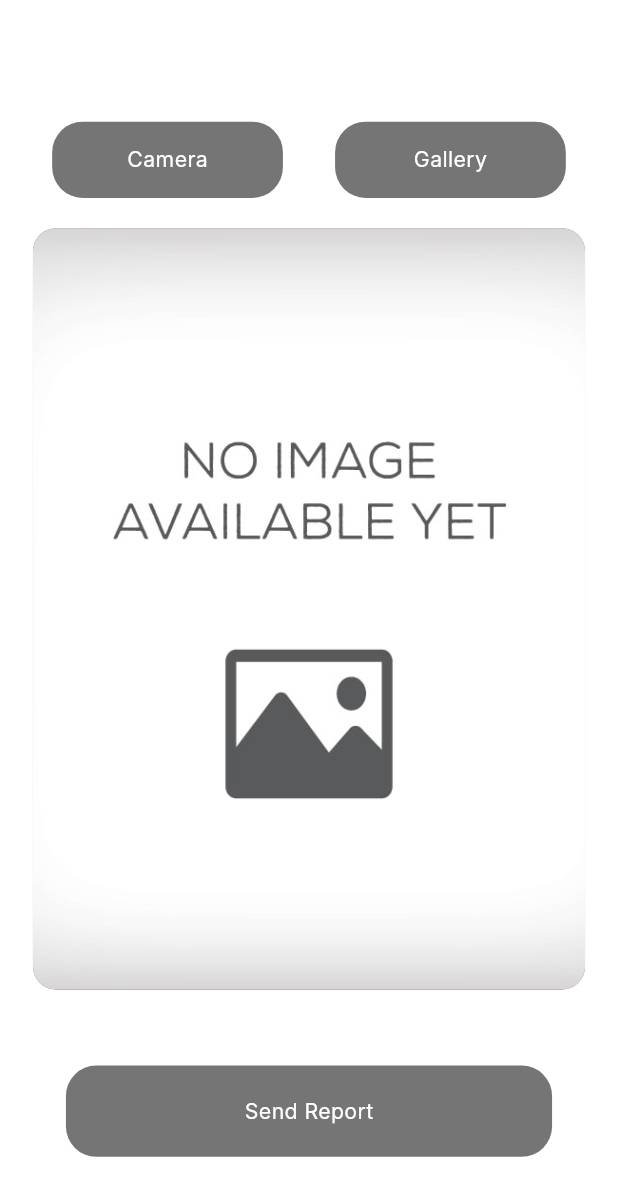
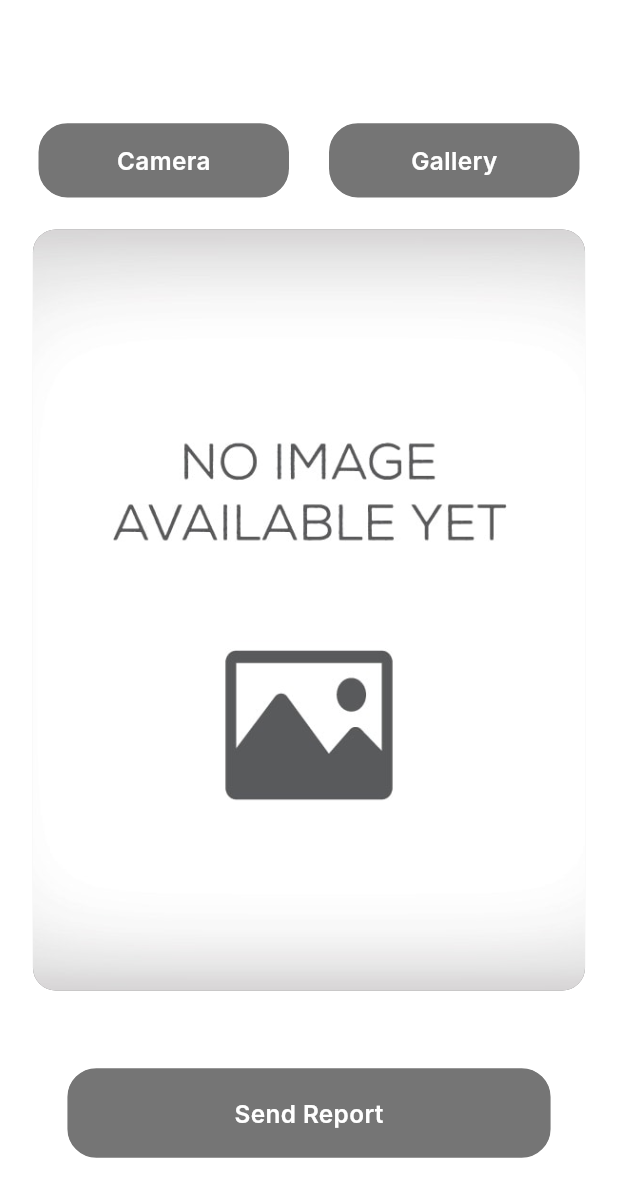
Before and after one commit to IbrahimElbazz/Brainpulse, a Flutter app: the GetImageBody screen opened directly, on a phone screen of 412 x 824 dp. Shown: the top 1197 px of the screen. Run offline on Flutter 3.47's test engine with Material 3 defaults, Android fonts, the phone set to English and light mode, and no system bars; our stand-ins replace animated_text_kit, dio, flutter_bloc, flutter_screenutil, flutter_svg, freezed_annotation and 7 more; generated files the repository leaves out were written again; Roboto replaces fonts that are missing (Inter).

```diff
--- /dev/null
+++ b/devtools_options.yaml
@@ -0,0 +1,3 @@
+description: This file stores settings for Dart & Flutter DevTools.
+documentation: https://docs.flutter.dev/tools/devtools/extensions#configure-extension-enablement-states
+extensions:
--- a/lib/core/Theming/text_style.dart
+++ b/lib/core/Theming/text_style.dart
@@ -34,6 +34,12 @@ class TextStyleApp {
     fontFamily: 'Inter',
     fontWeight: FontWeight.w400,
   );
+  static TextStyle font16weight600colorGrey = TextStyle(
+    color: ColorsApp.grey,
+    fontSize: 16.sp,
+    fontFamily: 'Inter',
+    fontWeight: FontWeight.w600,
+  );
   static TextStyle font12weight400colorGrey = TextStyle(
     color: ColorsApp.grey,
     fontSize: 12.sp,
@@ -51,4 +57,10 @@ class TextStyleApp {
     fontSize: 18.sp,
     fontWeight: FontWeight.bold,
   );
+  static TextStyle font16weight600colorBlack = TextStyle(
+    color: ColorsApp.black,
+    fontSize: 16.sp,
+    fontFamily: 'Inter',
+    fontWeight: FontWeight.w600,
+  );
 }
--- a/lib/core/routing/routers.dart
+++ b/lib/core/routing/routers.dart
@@ -4,4 +4,5 @@ class Routes {
   static const String appNavigation = '/appnavigation';
   static const String homeScreen = '/homeScreen';
   static const String getImage = '/getimage';
+  static const String dataByDoctorScreen = '/DataByDoctorScreen';
 }
--- a/lib/features/app_navigation/app_navigation.dart
+++ b/lib/features/app_navigation/app_navigation.dart
@@ -83,7 +83,7 @@ class _AppNavigationState extends State<AppNavigation> {
         backgroundColor: Colors.white,
         body: _children[_currentIndex],
         bottomNavigationBar: Padding(
-        padding: const EdgeInsets.only(left:10,right: 10,bottom: 10 ),
+          padding: const EdgeInsets.only(left: 10, right: 10, bottom: 10),
           child: Container(
             decoration: BoxDecoration(
               color: Colors.white,
@@ -120,7 +120,8 @@ class _AppNavigationState extends State<AppNavigation> {
                   });
                 },
               ),
-            ),),
+            ),
+          ),
         ));
   }
 }
--- a/lib/features/auth/login/ui/widgets/pass_and_email_login.dart
+++ b/lib/features/auth/login/ui/widgets/pass_and_email_login.dart
@@ -48,7 +48,7 @@ class _EmailAndPassState extends State<EmailAndPass> {
               }
             },
             //    controller: context.read<LoginCubit>().passwordController,
-            showtext: isObscureText ? true : false,
+            showText: isObscureText ? true : false,
             hint: "Password",
             icon: GestureDetector(
               onTap: () {
--- a/lib/features/auth/register/ui/screen/register.dart
+++ b/lib/features/auth/register/ui/screen/register.dart
@@ -42,7 +42,7 @@ class RegisterPage extends StatelessWidget {
                 ),
                 MyTextField(
                   validator: (p0) {},
-                  showtext: false,
+                  showText: false,
                   hint: 'Email',
                   icon: const Icon(Icons.email_outlined),
                 ),
@@ -52,7 +52,7 @@ class RegisterPage extends StatelessWidget {
                 MyTextField(
                     validator: (p0) {},
                     icon: const Icon(Icons.visibility),
-                    showtext: true,
+                    showText: true,
                     hint: "Password"),
                 SizedBox(
                   height: screenSize.height * .02,
--- a/lib/features/home/presentation/screens/widgets/custom_button.dart
+++ b/lib/features/home/presentation/screens/widgets/custom_button.dart
@@ -4,31 +4,44 @@ import 'package:flutter/material.dart';
 import 'package:flutter_screenutil/flutter_screenutil.dart';
 
 class CustomButton extends StatelessWidget {
-  const CustomButton(
-      {super.key,
-      this.onTap,
-      required this.text,
-      required this.width,
-      required this.height});
+  const CustomButton({
+    super.key,
+    this.onTap,
+    required this.text,
+    required this.width,
+    required this.height,
+    this.color,
+    this.borderColor,
+    this.textColor,
+  });
   final void Function()? onTap;
   final String text;
   final double width;
   final double height;
+  final Color? color;
+  final Color? borderColor;
+  final Color? textColor;
 
   @override
   Widget build(BuildContext context) {
     return InkWell(
       onTap: onTap,
       child: Container(
-        width: width,
-        height: height,
+        width: width.w,
+        height: height.h,
         decoration: BoxDecoration(
-            borderRadius: BorderRadius.circular(20.r), color: ColorsApp.grey),
+          borderRadius: BorderRadius.circular(20.r),
+          border: Border.all(
+            color: borderColor ?? Colors.white,
+          ),
+          color: color ?? ColorsApp.grey,
+        ),
         child: Center(
             child: Text(
           text,
-          style: TextStyleApp.font14weight400colorGrey
-              .copyWith(color: ColorsApp.white),
+          style: TextStyleApp.font16weight600colorGrey.copyWith(
+            color: textColor ?? ColorsApp.white,
+          ),
         )),
       ),
     );
```
Also changed, not shown: lib/core/Widgets/custom_circle_button_pop.dart (added, +32 -0 lines), lib/core/Widgets/mytextfield.dart (+10 -8 lines), lib/core/routing/app_router..dart (+9 -5 lines), lib/features/auth/register/ui/widgets/pass_and_email_register.dart (+12 -12 lines), lib/features/data_by_doctor/presentation/screens/data_by_doctor_screen.dart (added, +149 -0 lines), lib/features/data_by_doctor/presentation/widgets/row_text_with_text_field_get_data_by_doctor.dart (added, +38 -0 lines), lib/features/home/presentation/screens/widgets/home_body.dart (+6 -3 lines), lib/main.dart (+3 -4 lines). Lines whose indentation alone changed are shown as unchanged.
